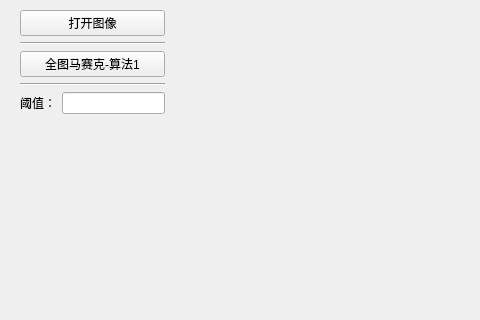
Old version of the form UI/mask.ui in the repository yufeng0213/YF_BOX_LIFE; both pictures show x 0 to 480 and y 0 to 320 of the 826 by 599 pixel window.
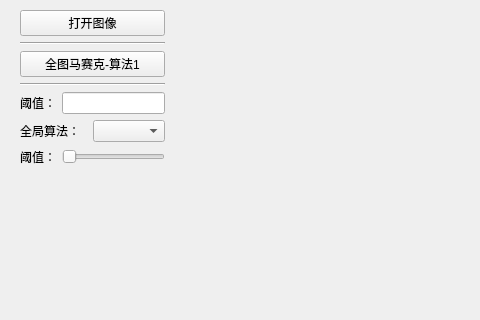
New version of the form.

What changed in the file:
```diff
--- a/UI/mask.ui
+++ b/UI/mask.ui
@@ -80,6 +80,38 @@
          </item>
         </layout>
        </item>
+       <item>
+        <layout class="QHBoxLayout" name="horizontalLayout_4">
+         <item>
+          <widget class="QLabel" name="label_3">
+           <property name="text">
+            <string>全局算法：</string>
+           </property>
+          </widget>
+         </item>
+         <item>
+          <widget class="QComboBox" name="cBox_gloMoAlgo"/>
+         </item>
+        </layout>
+       </item>
+       <item>
+        <layout class="QHBoxLayout" name="horizontalLayout_3">
+         <item>
+          <widget class="QLabel" name="label_2">
+           <property name="text">
+            <string>阈值：</string>
+           </property>
+          </widget>
+         </item>
+         <item>
+          <widget class="QSlider" name="hSlider_gloMoAlgoTh">
+           <property name="orientation">
+            <enum>Qt::Horizontal</enum>
+           </property>
+          </widget>
+         </item>
+        </layout>
+       </item>
        <item>
         <spacer name="verticalSpacer">
          <property name="orientation">
```
